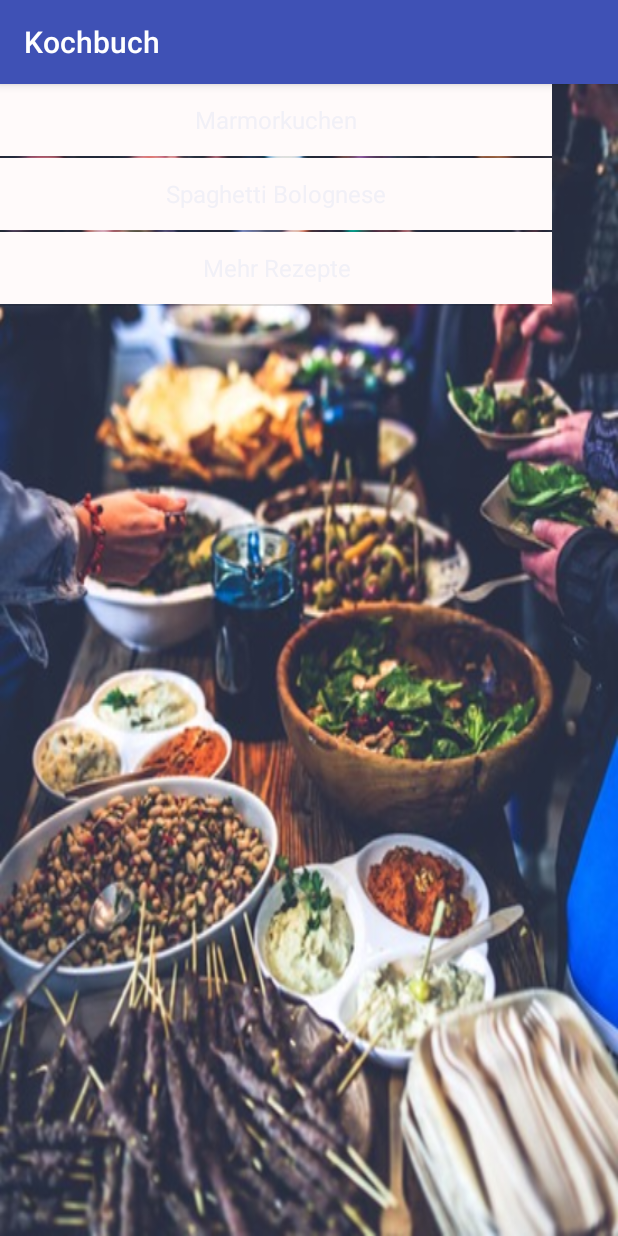
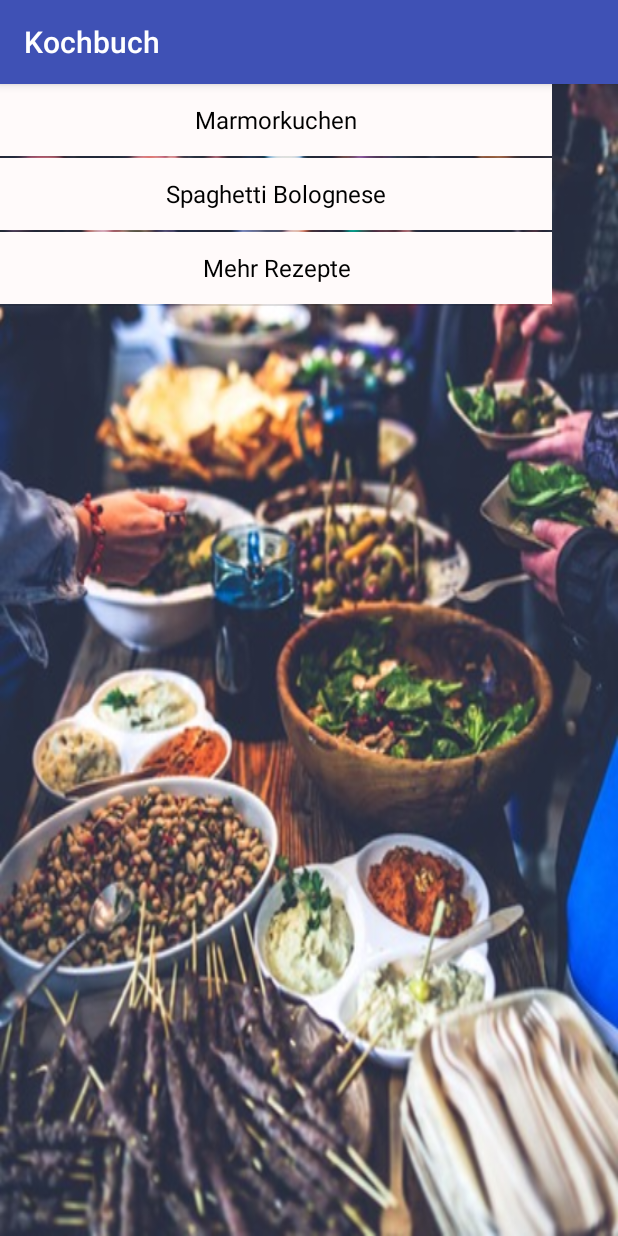
Before and after one commit to ROBdk97/GetFresh, an Android app: the Kochbuch screen opened directly, with no data from a screen before it, on a phone screen of 412 x 824 dp. Run offline under Robolectric (Android 15) with nearby library versions, the phone set to English and light mode, and no system bars.

Commit message:
Fix
Rezeptliste Schrift Farbe Korrektur

```diff
--- a/app/src/main/res/layout/rlist_item.xml
+++ b/app/src/main/res/layout/rlist_item.xml
@@ -10,4 +10,5 @@
     android:paddingRight="0px"
     android:minHeight="?android:attr/listPreferredItemHeightSmall"
     android:background="#FFFAFA"
-    android:textAlignment="center"/>
+    android:textAlignment="center"
+    android:textColor="#000000"/>
```
